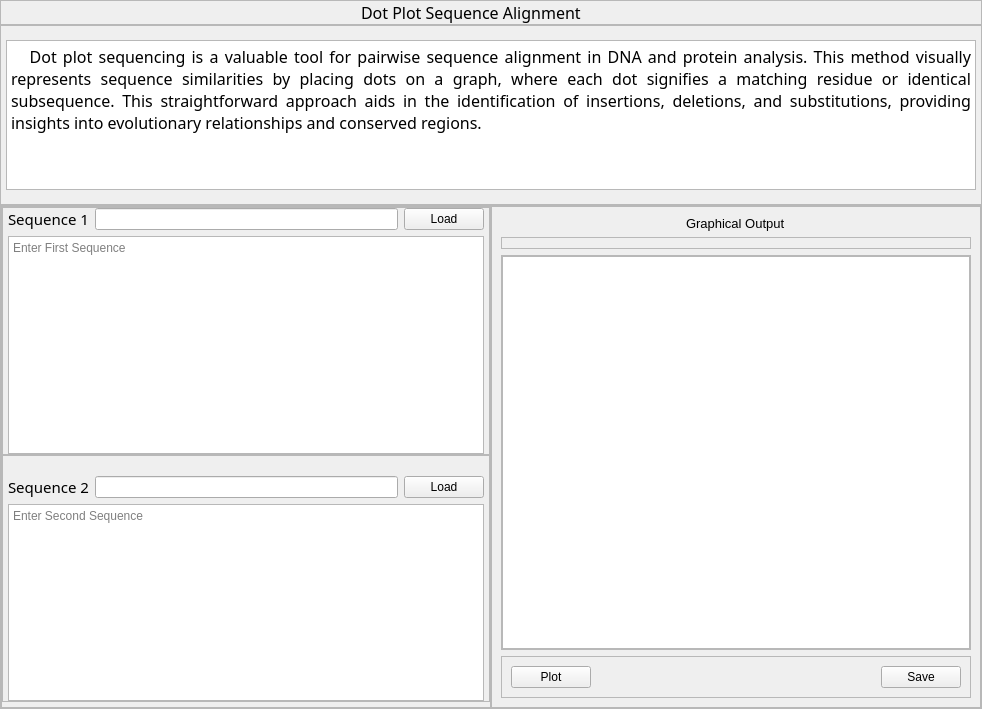
Before: the Qt Designer form ui/tabs/dot_plot.ui in bryancastillo10/BioBytes-PairSync, drawn with Qt 5.
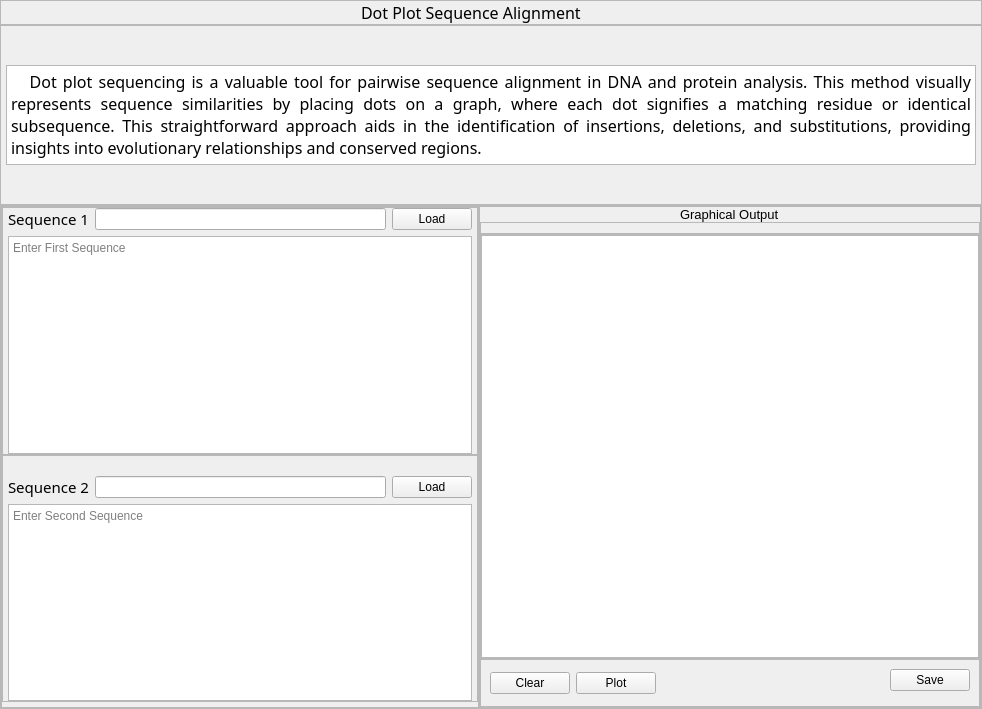
After: the same form once the commit is applied. Icons and pictures are not drawn.

Commit message: added clear button

Diff of the .ui file:
```diff
--- a/ui/tabs/dot_plot.ui
+++ b/ui/tabs/dot_plot.ui
@@ -141,7 +141,7 @@
         <property name="maximumSize">
          <size>
           <width>16777215</width>
-          <height>150</height>
+          <height>100</height>
          </size>
         </property>
         <property name="font">
@@ -356,6 +356,21 @@
          <enum>QFrame::Raised</enum>
         </property>
         <layout class="QVBoxLayout" name="verticalLayout">
+         <property name="spacing">
+          <number>0</number>
+         </property>
+         <property name="leftMargin">
+          <number>0</number>
+         </property>
+         <property name="topMargin">
+          <number>0</number>
+         </property>
+         <property name="rightMargin">
+          <number>0</number>
+         </property>
+         <property name="bottomMargin">
+          <number>0</number>
+         </property>
          <item alignment="Qt::AlignHCenter">
           <widget class="QLabel" name="label_4">
            <property name="font">
@@ -452,8 +467,8 @@
            <property name="frameShadow">
             <enum>QFrame::Raised</enum>
            </property>
-           <layout class="QHBoxLayout" name="horizontalLayout">
-            <item>
+           <layout class="QGridLayout" name="gridLayout_7">
+            <item row="0" column="1" rowspan="2">
              <widget class="QPushButton" name="plot_btn">
               <property name="text">
                <string>Plot</string>
@@ -464,7 +479,18 @@
               </property>
              </widget>
             </item>
-            <item>
+            <item row="0" column="0" rowspan="2">
+             <widget class="QPushButton" name="clear_btn">
+              <property name="text">
+               <string>Clear</string>
+              </property>
+              <property name="icon">
+               <iconset resource="../../static/resources_rc.qrc">
+                <normaloff>:/icons/icons/trash-2.svg</normaloff>:/icons/icons/trash-2.svg</iconset>
+              </property>
+             </widget>
+            </item>
+            <item row="0" column="2">
              <spacer name="horizontalSpacer">
               <property name="orientation">
                <enum>Qt::Horizontal</enum>
@@ -477,7 +503,7 @@
               </property>
              </spacer>
             </item>
-            <item>
+            <item row="0" column="3">
              <widget class="QPushButton" name="save_btn">
               <property name="text">
                <string>Save</string>
```
The commit also changes 1 other file.
